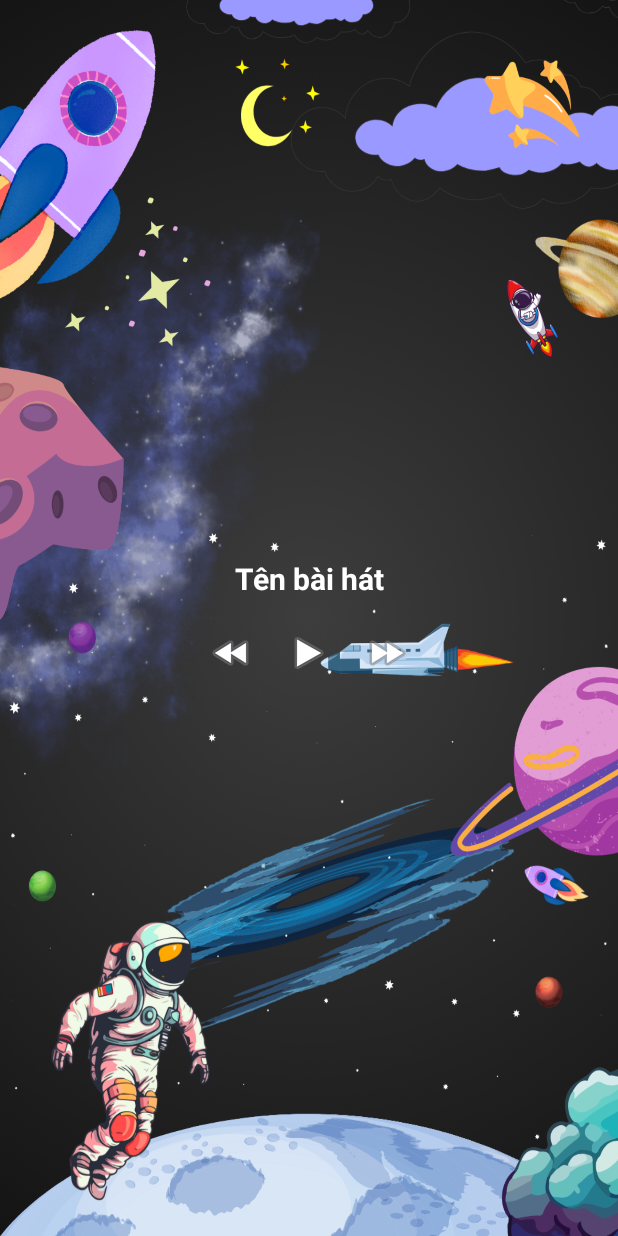
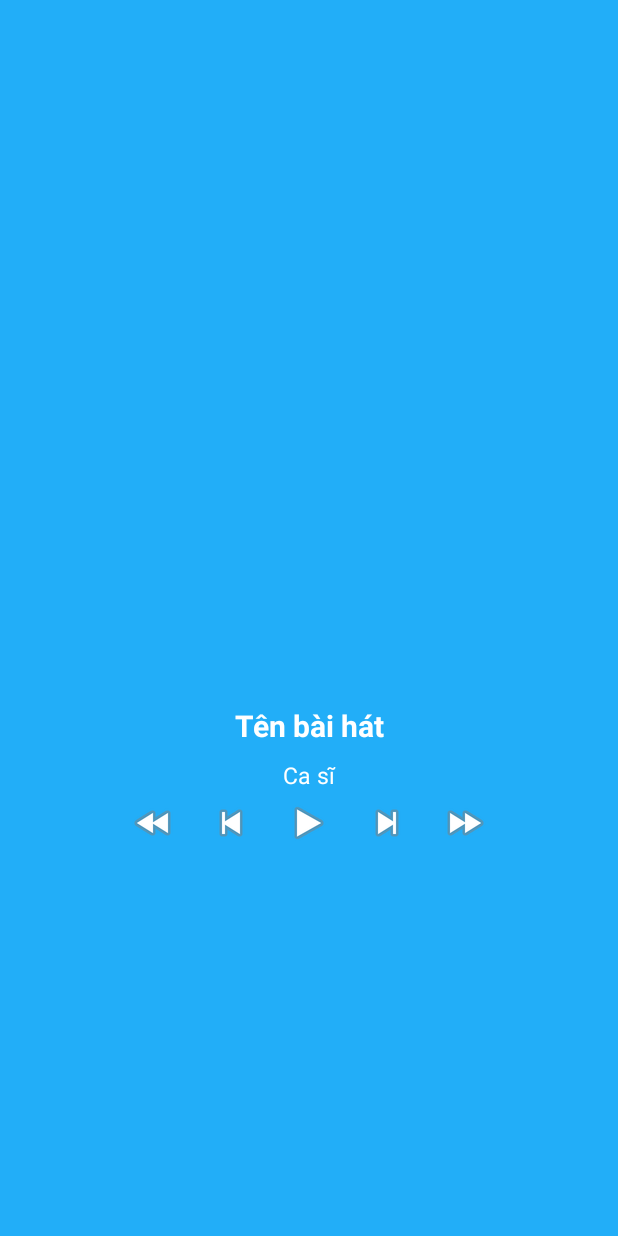
Before and after one commit to CaiKey-17/Demo_Widget_AndroidStudio, an Android app: the layout music_app_widget.xml on its own in the app's theme, with its tools: preview values and no code run, on a phone screen of 412 x 824 dp. Run offline under Robolectric (Android 15) with nearby library versions, the phone set to English and light mode, and no system bars.

Commit message:
Done demo

```diff
--- a/demo/app/src/main/java/com/example/demo/Model/Music.java
+++ b/demo/app/src/main/java/com/example/demo/Model/Music.java
@@ -1,6 +1,8 @@
 package com.example.demo.Model;
 
-public class Music {
+import java.io.Serializable;
+
+public class Music implements Serializable {
     private int id;
     private String name;
     private String fileMp3;
--- a/demo/app/src/main/java/com/example/demo/Retrofit/RetrofitService.java
+++ b/demo/app/src/main/java/com/example/demo/Retrofit/RetrofitService.java
@@ -14,12 +14,12 @@ public class RetrofitService {
     }
 
 
-    private static final String BASE_URL = "http://192.168.70.170:8080"; // Thay đổi URL của bạn
+    private static final String BASE_URL = "http://192.168.70.170:8080";
     private static Retrofit retrofit = null;
 
     public RetrofitService() {
         Gson gson = new GsonBuilder()
-                .setLenient() // Cho phép phân tích cú pháp JSON không chính xác
+                .setLenient()
                 .create();
 
         retrofit = new Retrofit.Builder()
--- a/demo/app/src/main/res/layout/activity_main.xml
+++ b/demo/app/src/main/res/layout/activity_main.xml
@@ -11,6 +11,8 @@
     <TextView
             android:text="Danh sách các bài hát"
             android:gravity="center"
+            android:textStyle="bold"
+            android:textSize="25dp"
             android:layout_width="match_parent"
             android:layout_height="wrap_content" android:id="@+id/textView"/>
     <androidx.recyclerview.widget.RecyclerView
--- a/demo/app/src/main/res/layout/item_mp3.xml
+++ b/demo/app/src/main/res/layout/item_mp3.xml
@@ -8,7 +8,6 @@
 		<androidx.cardview.widget.CardView android:layout_margin="5dp" android:layout_width="50dp" android:layout_height="50dp"
 										   app:cardCornerRadius="50dp">
 			<ImageView android:layout_width="match_parent"
-
 					   android:layout_height="match_parent" android:id="@+id/imageView">
 			</ImageView>
 
--- a/demo/app/src/main/res/layout/music_app_widget.xml
+++ b/demo/app/src/main/res/layout/music_app_widget.xml
@@ -1,15 +1,23 @@
 <LinearLayout xmlns:android="http://schemas.android.com/apk/res/android"
+			  xmlns:app="http://schemas.android.com/apk/res-auto" android:layout_width="match_parent"
+			  android:layout_height="match_parent"
+			  android:orientation="vertical"
+			  android:background="#22AEF8"
+			  android:gravity="center">
+
+	<ImageView
+			android:id="@+id/widget_song_image"
 			android:layout_width="match_parent"
-			  android:layout_height="wrap_content"
-			  android:orientation="vertical"
-			  android:background="@drawable/background"
-			  android:scaleType="centerCrop"
-			  android:gravity="center">
+			android:layout_height="200dp"
+			android:layout_marginLeft="20dp"
+			android:layout_marginRight="20dp"
+			android:layout_marginBottom="8dp"
+			android:scaleType="centerCrop"/>
+
+
 	<TextView
-			android:layout_margin="10dp"
-
+			android:layout_margin="3dp"
 			android:textStyle="bold"
-
 			android:gravity="center"
 			android:id="@+id/widget_text_title"
 			android:layout_width="match_parent"
@@ -20,15 +28,31 @@
 			android:singleLine="true"
 			android:textColor="#FFF"
 			android:textSize="20dp"/>
+
+	<TextView
+			android:gravity="center"
+			android:id="@+id/widget_text_singer"
+			android:layout_width="match_parent"
+			android:layout_height="wrap_content"
+			android:text="Ca sĩ"
+			android:ellipsize="marquee"
+			android:marqueeRepeatLimit="marquee_forever"
+			android:singleLine="true"
+			android:textColor="#FFF"
+			android:layout_margin="5dp"
+
+			android:textSize="15dp"/>
+
 	<LinearLayout
-			android:gravity="center" android:layout_width="match_parent" android:layout_height="wrap_content" android:orientation="horizontal">
+			android:gravity="center"
+			android:layout_width="match_parent"
+			android:layout_height="wrap_content"
+			android:orientation="horizontal">
 
-	<!-- Nút Play -->
+		<ImageButton
+				android:layout_marginLeft="10dp"
+				android:layout_marginRight="10dp"
 
-
-	<!-- Nút Tua Lùi -->
-	<ImageButton
-			android:layout_margin="10dp"
 				android:id="@+id/widget_btn_seek_backward"
 				android:layout_width="wrap_content"
 				android:layout_height="wrap_content"
@@ -36,11 +60,20 @@
 				android:src="@android:drawable/ic_media_rew"
 				android:background="@null"/>
 
+		<ImageButton
+				android:layout_marginLeft="10dp"
+				android:layout_marginRight="10dp"
 
-	<!-- Tên bài hát -->
+				android:id="@+id/widget_btn_seek_prev"
+				android:layout_width="wrap_content"
+				android:layout_height="wrap_content"
+				android:contentDescription="Tua Trước"
+				android:src="@android:drawable/ic_media_previous"
+				android:background="@null"/>
 
 		<ImageButton
-				android:layout_margin="10dp"
+				android:layout_marginLeft="10dp"
+				android:layout_marginRight="10dp"
 
 				android:id="@+id/widget_btn_play"
 				android:layout_width="wrap_content"
@@ -49,9 +82,9 @@
 				android:src="@android:drawable/ic_media_play"
 				android:background="@null"/>
 
-		<!-- Nút Pause -->
 		<ImageButton
-				android:layout_margin="10dp"
+				android:layout_marginLeft="10dp"
+				android:layout_marginRight="10dp"
 
 				android:id="@+id/widget_btn_pause"
 				android:layout_width="wrap_content"
@@ -60,9 +93,21 @@
 				android:src="@android:drawable/ic_media_pause"
 				android:background="@null"
 				android:visibility="gone"/>
-	<!-- Nút Tua Nhanh -->
+
 		<ImageButton
-			android:layout_margin="10dp"
+				android:layout_marginLeft="10dp"
+				android:layout_marginRight="10dp"
+
+				android:id="@+id/widget_btn_seek_next"
+				android:layout_width="wrap_content"
+				android:layout_height="wrap_content"
+				android:contentDescription="Tua Tiếp"
+				android:src="@android:drawable/ic_media_next"
+				android:background="@null"/>
+
+		<ImageButton
+				android:layout_marginLeft="10dp"
+				android:layout_marginRight="10dp"
 
 				android:id="@+id/widget_btn_seek_forward"
 				android:layout_width="wrap_content"
@@ -72,6 +117,4 @@
 				android:background="@null"/>
 
 	</LinearLayout>
-
-
 </LinearLayout>
--- a/demo/app/src/main/res/xml/music_app_widget_info.xml
+++ b/demo/app/src/main/res/xml/music_app_widget_info.xml
@@ -1,7 +1,7 @@
 <?xml version="1.0" encoding="utf-8"?>
 <appwidget-provider xmlns:android="http://schemas.android.com/apk/res/android"
 					android:minWidth="200dp"
-					android:minHeight="30dp"
+					android:minHeight="150dp"
 					android:updatePeriodMillis="0"
 					android:initialLayout="@layout/music_app_widget"
 					android:resizeMode="horizontal|vertical"
```
Also changed, not shown: api/src/main/java/com/example/api/controller.java (+4 -9 lines), demo/app/src/main/AndroidManifest.xml (+12 -6 lines), demo/app/src/main/java/com/example/demo/MainActivity.java (+101 -32 lines), demo/app/src/main/java/com/example/demo/MusicAppWidget.java (+50 -16 lines), api/src/main/resources/static/images/bts.jpeg (added), api/src/main/resources/static/images/pickaball.jpg (added), api/src/main/resources/static/images/quanghung.jpg (added), api/src/main/resources/static/images/tayduky.jpg (added), 5 other files. Lines whose indentation alone changed are shown as unchanged.
